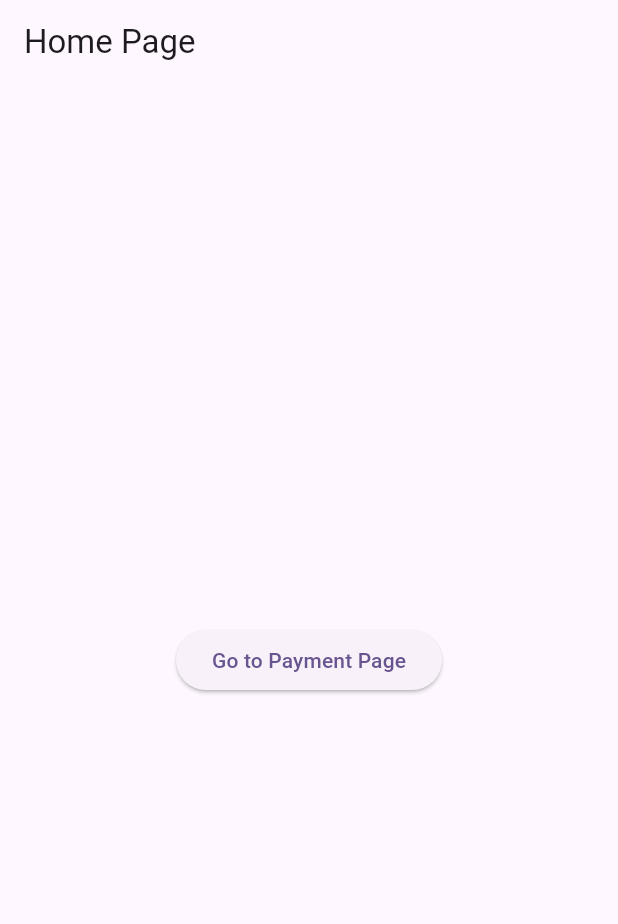
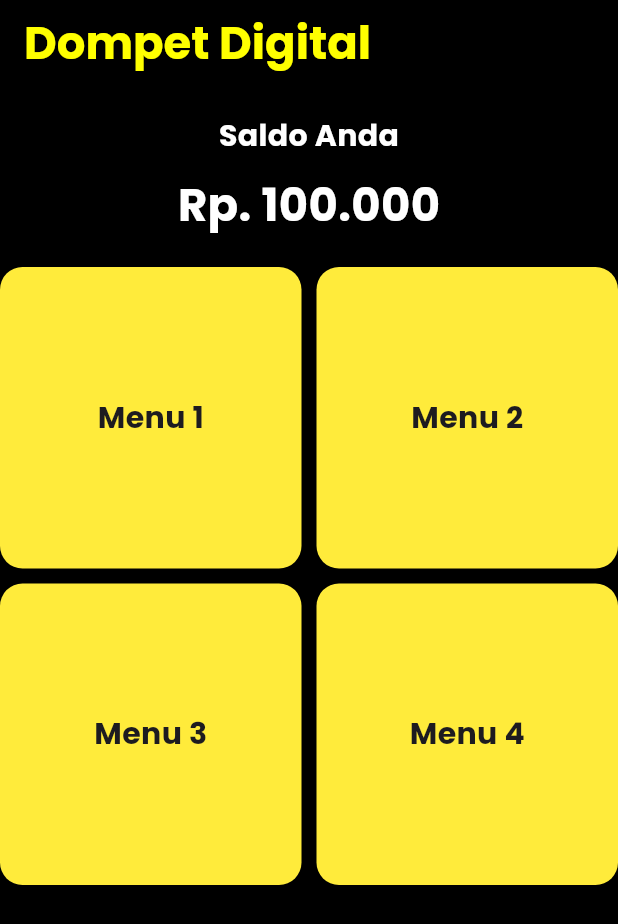
Before and after one commit to JordanAryaLeksana/App_Payment, a Flutter app: the screen it shows after launch, on a phone screen of 412 x 824 dp. Shown: the top 924 px of the screen. Run offline on Flutter 3.47's test engine with Material 3 defaults, Android fonts, the phone set to English and light mode, and no system bars.

Commit message:
updates ui main

```diff
--- a/lib/Home.dart
+++ /dev/null
@@ -1,29 +0,0 @@
-import 'package:flutter/material.dart';
-
-class Home extends StatelessWidget {
-  const Home({super.key});
-
-  @override
-  Widget build(BuildContext context) {
-    return Scaffold(
-      appBar: AppBar(
-        title: const Text('Home Page'),
-      ),
-       body: Container(
-        child: Center(
-          child: Column(
-            mainAxisAlignment: MainAxisAlignment.center,
-            children: <Widget>[
-              ElevatedButton(
-                onPressed: () {
-                  Navigator.pushNamed(context, '/payment');
-                },
-                child: const Text('Go to Payment Page'),
-              ),
-            ],
-          ),
-        ),
-      ),
-    );
-  }
-}
--- a/lib/main.dart
+++ b/lib/main.dart
@@ -1,6 +1,5 @@
 import 'package:flutter/material.dart';
-import 'package:payment_app/Home.dart';
-import 'package:payment_app/PaymentPage.dart';
+import 'package:payment_app/pages/Home.dart';
 
 
 void main() {
@@ -18,128 +17,10 @@ class MyApp extends StatelessWidget {
   @override
   Widget build(BuildContext context) {
     return MaterialApp(
-      title: 'Payment App',
-      theme: ThemeData(
-        // This is the theme of your application.
-        //
-        // TRY THIS: Try running your application with "flutter run". You'll see
-        // the application has a purple toolbar. Then, without quitting the app,
-        // try changing the seedColor in the colorScheme below to Colors.green
-        // and then invoke "hot reload" (save your changes or press the "hot
-        // reload" button in a Flutter-supported IDE, or press "r" if you used
-        // the command line to start the app).
-        //
-        // Notice that the counter didn't reset back to zero; the application
-        // state is not lost during the reload. To reset the state, use hot
-        // restart instead.
-        //
-        // This works for code too, not just values: Most code changes can be
-        // tested with just a hot reload.
-        colorScheme: ColorScheme.fromSeed(seedColor: Colors.deepPurple),
-        useMaterial3: true,
-      ),
-      initialRoute: '/',
-      routes: {
-        '/': (context) => const Home(),
-        '/payment': (context) => const PaymentPage() ,
-        '/home': (context) => const Home(),
-      },
+      debugShowCheckedModeBanner: false,
+      theme: ThemeData(fontFamily: 'Poppins'),
+      home: const HomePages(),
     );
+
   }
 }
-
-class MyHomePage extends StatefulWidget {
-  const MyHomePage({super.key, required this.title});
-
-  // This widget is the home page of your application. It is stateful, meaning
-  // that it has a State object (defined below) that contains fields that affect
-  // how it looks.
-
-  // This class is the configuration for the state. It holds the values (in this
-  // case the title) provided by the parent (in this case the App widget) and
-  // used by the build method of the State. Fields in a Widget subclass are
-  // always marked "final".
-
-  final String title;
-
-  @override
-  State<MyHomePage> createState() => _MyHomePageState();
-}
-
-class _MyHomePageState extends State<MyHomePage> {
-  int _counter = 0;
-
-  void _incrementCounter() {
-    setState(() {
-      // This call to setState tells the Flutter framework that something has
-      // changed in this State, which causes it to rerun the build method below
-      // so that the display can reflect the updated values. If we changed
-      // _counter without calling setState(), then the build method would not be
-      // called again, and so nothing would appear to happen.
-      _counter++;
-    });
-  }
-
-  @override
-  Widget build(BuildContext context) {
-    // This method is rerun every time setState is called, for instance as done
-    // by the _incrementCounter method above.
-    //
-    // The Flutter framework has been optimized to make rerunning build methods
-    // fast, so that you can just rebuild anything that needs updating rather
-    // than having to individually change instances of widgets.
-    return Scaffold(
-      appBar: AppBar(
-        // TRY THIS: Try changing the color here to a specific color (to
-        // Colors.amber, perhaps?) and trigger a hot reload to see the AppBar
-        // change color while the other colors stay the same.
-        backgroundColor: Theme.of(context).colorScheme.inversePrimary,
-        // Here we take the value from the MyHomePage object that was created by
-        // the App.build method, and use it to set our appbar title.
-        title: Text(widget.title),
-      ),
-      body: Center(
-        // Center is a layout widget. It takes a single child and positions it
-        // in the middle of the parent.
-        child: Column(
-          // Column is also a layout widget. It takes a list of children and
-          // arranges them vertically. By default, it sizes itself to fit its
-          // children horizontally, and tries to be as tall as its parent.
-          //
-          // Column has various properties to control how it sizes itself and
-          // how it positions its children. Here we use mainAxisAlignment to
-          // center the children vertically; the main axis here is the vertical
-          // axis because Columns are vertical (the cross axis would be
-          // horizontal).
-          //
-          // TRY THIS: Invoke "debug painting" (choose the "Toggle Debug Paint"
-          // action in the IDE, or press "p" in the console), to see the
-          // wireframe for each widget.
-          mainAxisAlignment: MainAxisAlignment.center,
-          children: <Widget>[
-            const Text(
-              'You have pushed the button this many times:',
-            ),
-            Text(
-              '$_counter',
-              style: Theme.of(context).textTheme.headlineMedium,
-            ),
-            ElevatedButton(
-              child: const Text('Go to Payment Page'),
-              onPressed: () => Navigator.pushNamed(context, '/payment'),
-            ),
-            ElevatedButton(
-              child: const Text('Go to Home Page'),
-              onPressed: () => Navigator.pushNamed(context, '/home'),
-            ),
-          ],
-        ),
-      ),
-      floatingActionButton: FloatingActionButton(
-        onPressed: _incrementCounter,
-        tooltip: 'Increment',
-        child: const Icon(Icons.add),
-      ), // This trailing comma makes auto-formatting nicer for build methods.
-    );
-  }
-}
--- /dev/null
+++ b/lib/pages/Home.dart
@@ -0,0 +1,81 @@
+import 'package:flutter/material.dart';
+
+class HomePages extends StatelessWidget {
+  const HomePages({super.key});
+
+  @override
+  Widget build(BuildContext context) {
+    return Scaffold(
+      appBar: AppBar(
+        title: const Text(
+          "Dompet Digital",
+          style: TextStyle(
+            color: Colors.yellowAccent,
+            fontSize: 30,
+            fontWeight: FontWeight.bold,
+          ),
+        ),
+        backgroundColor: Colors.black,
+      ),
+      body: Container(
+        color: Colors.black,
+        width: double.infinity,
+        height: double.infinity,
+        child: Column(
+          children: <Widget>[
+            Container(
+              margin: const EdgeInsets.only(top: 20),
+              child: const Text(
+                "Saldo Anda",
+                style: TextStyle(
+                  color: Colors.white,
+                  fontSize: 20,
+                  fontWeight: FontWeight.bold,
+                ),
+              ),
+            ),
+            Container(
+              margin: const EdgeInsets.only(top: 10),
+              child: const Text(
+                "Rp. 100.000",
+                style: TextStyle(
+                  color: Colors.white,
+                  fontSize: 30,
+                  fontWeight: FontWeight.bold,
+                ),
+              ),
+            ),
+            const SizedBox(height: 20),
+            Expanded(
+              child: GridView.builder(
+                gridDelegate: const SliverGridDelegateWithFixedCrossAxisCount(
+                  crossAxisCount: 2,
+                  crossAxisSpacing: 10,
+                  mainAxisSpacing: 10,
+                  childAspectRatio: 1,
+                ),
+                itemCount: 4,
+                itemBuilder: (context, index) {
+                  return Container(
+                    decoration: BoxDecoration(
+                      color: Colors.yellow,
+                      borderRadius: BorderRadius.circular(15),
+                    ),
+                    alignment: Alignment.center,
+                    child: Text(
+                      'Menu ${index + 1}',
+                      style: const TextStyle(
+                        fontSize: 20,
+                        fontWeight: FontWeight.bold,
+                      ),
+                    ),
+                  );
+                },
+              ),
+            ),
+          ],
+        ),
+      ),
+    );
+  }
+}
```
Also changed, not shown: lib/PaymentPage.dart (deleted, +0 -17 lines), pubspec.yaml (+15 -12 lines), fonts/Poppins-Bold.ttf (added), fonts/Poppins-ExtraBold.ttf (added), fonts/Poppins-Italic.ttf (added), fonts/Poppins-Light.ttf (added), fonts/Poppins-Medium.ttf (added), fonts/Poppins-Regular.ttf (added), fonts/Poppins-SemiBold.ttf (added), fonts/Poppins-Thin.ttf (added).
